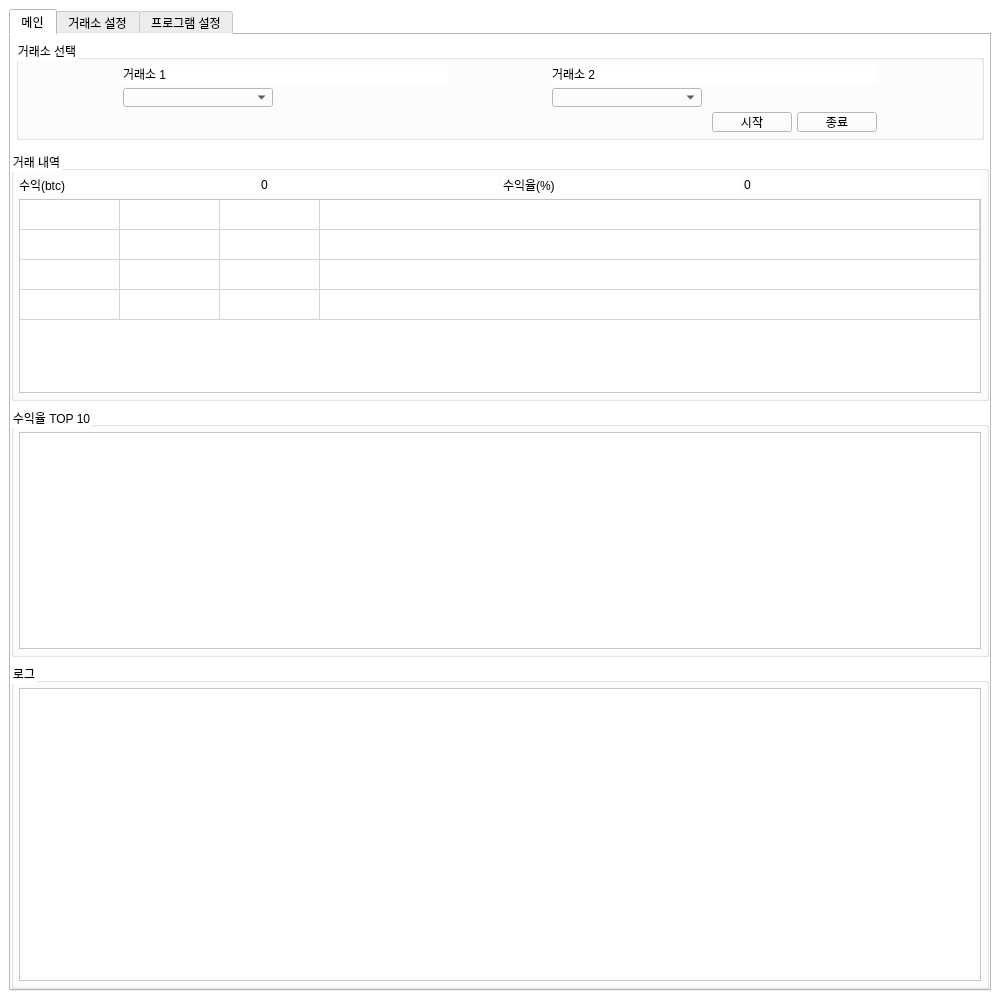
Above: static/guis/main.ui from songsb13/DiffTrader before the change. Below: the same form after it.
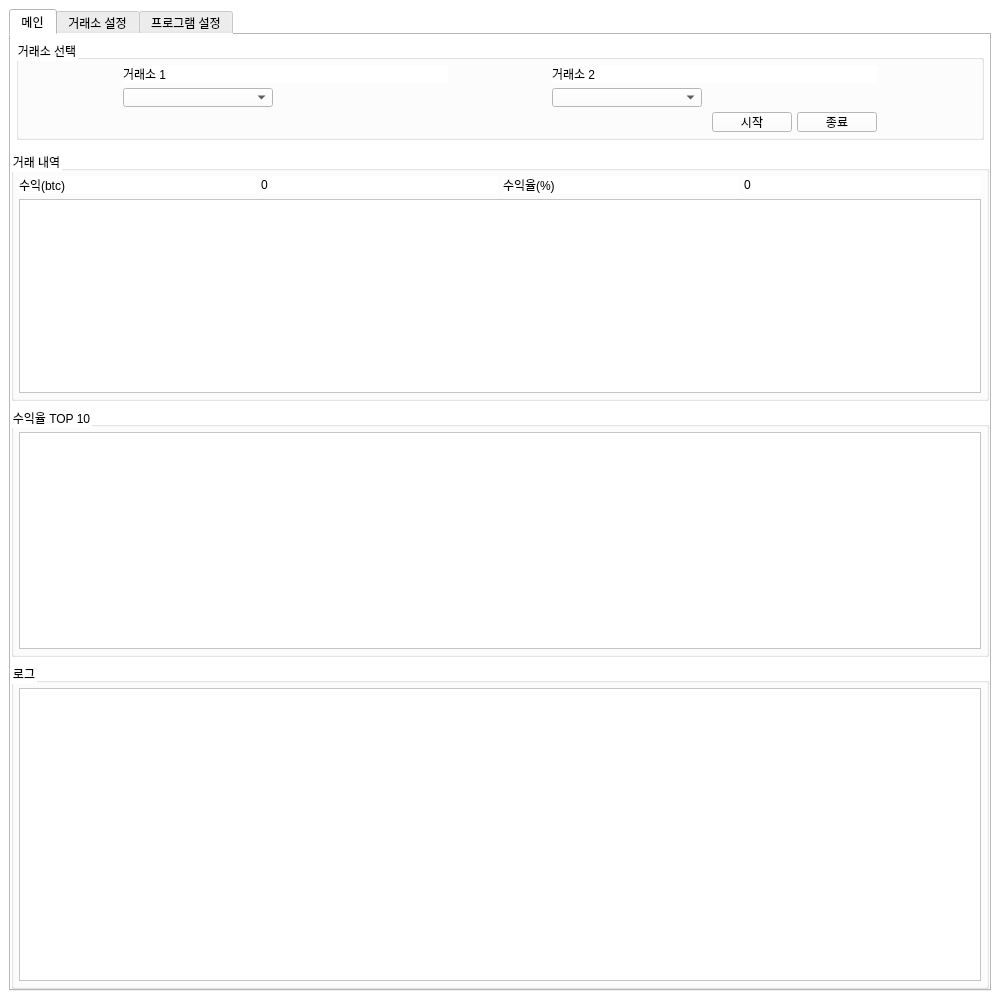
That is the form after the change. Icons and pictures are not drawn.

```diff
--- a/static/guis/main.ui
+++ b/static/guis/main.ui
@@ -315,10 +315,10 @@
                 <bool>true</bool>
                </property>
                <property name="rowCount">
-                <number>4</number>
+                <number>0</number>
                </property>
                <property name="columnCount">
-                <number>4</number>
+                <number>0</number>
                </property>
                <attribute name="horizontalHeaderVisible">
                 <bool>false</bool>
@@ -330,7 +330,7 @@
                 <bool>false</bool>
                </attribute>
                <attribute name="horizontalHeaderStretchLastSection">
-                <bool>true</bool>
+                <bool>false</bool>
                </attribute>
                <attribute name="verticalHeaderVisible">
                 <bool>false</bool>
@@ -350,14 +350,6 @@
                <attribute name="verticalHeaderStretchLastSection">
                 <bool>false</bool>
                </attribute>
-               <row/>
-               <row/>
-               <row/>
-               <row/>
-               <column/>
-               <column/>
-               <column/>
-               <column/>
               </widget>
              </item>
             </layout>
```
